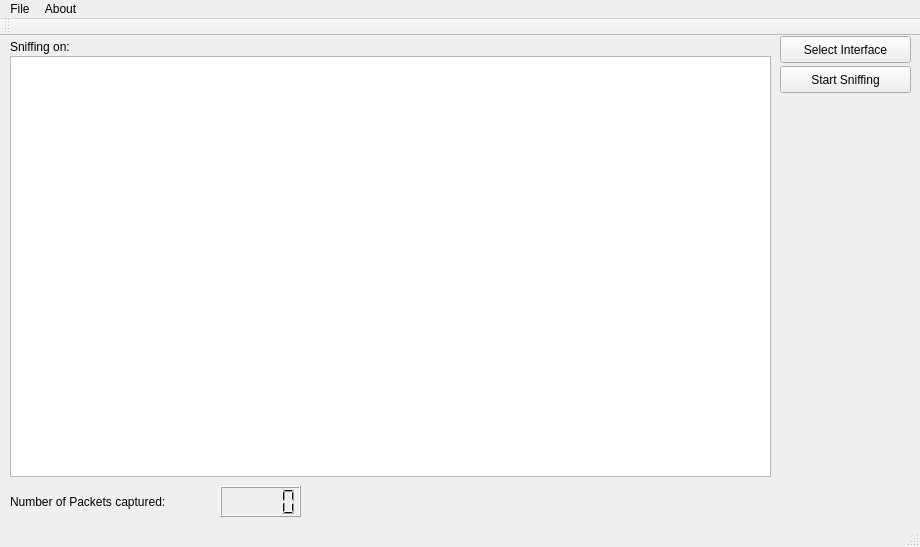
Above: gui/mainwindow.ui from RandomUser22/Sniffer before the change. Below: the same form after it.
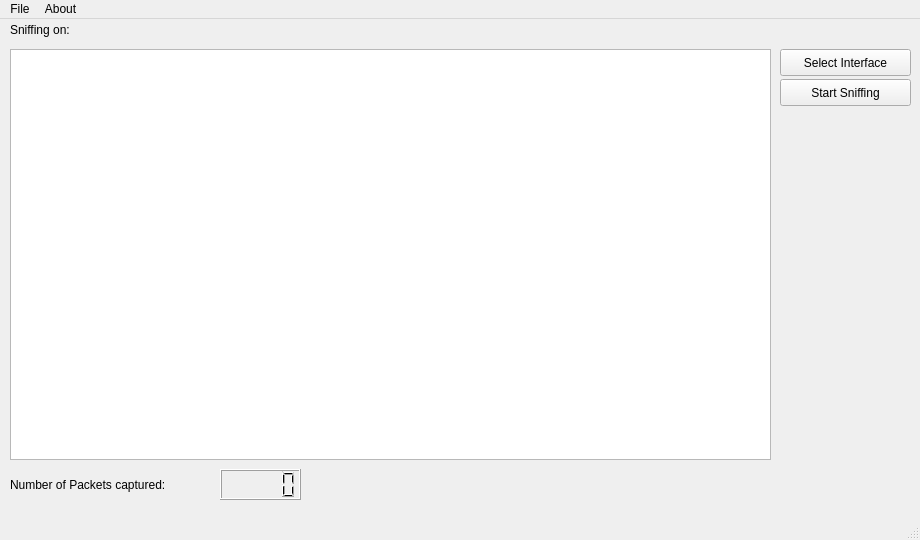
That is the form after the change.

Diff of the .ui file:
```diff
--- a/gui/mainwindow.ui
+++ b/gui/mainwindow.ui
@@ -7,7 +7,7 @@
     <x>0</x>
     <y>0</y>
     <width>920</width>
-    <height>547</height>
+    <height>540</height>
    </rect>
   </property>
   <property name="windowTitle">
@@ -18,7 +18,7 @@
     <property name="geometry">
      <rect>
       <x>780</x>
-      <y>30</y>
+      <y>60</y>
       <width>131</width>
       <height>27</height>
      </rect>
@@ -31,7 +31,7 @@
     <property name="geometry">
      <rect>
       <x>780</x>
-      <y>0</y>
+      <y>30</y>
       <width>131</width>
       <height>27</height>
      </rect>
@@ -79,10 +79,10 @@
    <widget class="QLabel" name="interface_label">
     <property name="geometry">
      <rect>
-      <x>110</x>
+      <x>96</x>
       <y>0</y>
-      <width>67</width>
-      <height>17</height>
+      <width>671</width>
+      <height>20</height>
      </rect>
     </property>
     <property name="text">
@@ -93,9 +93,9 @@
     <property name="geometry">
      <rect>
       <x>10</x>
-      <y>20</y>
+      <y>30</y>
       <width>761</width>
-      <height>421</height>
+      <height>411</height>
      </rect>
     </property>
    </widget>
@@ -125,14 +125,6 @@
    <addaction name="menuFile"/>
    <addaction name="menuAbout"/>
   </widget>
-  <widget class="QToolBar" name="mainToolBar">
-   <attribute name="toolBarArea">
-    <enum>TopToolBarArea</enum>
-   </attribute>
-   <attribute name="toolBarBreak">
-    <bool>false</bool>
-   </attribute>
-  </widget>
   <widget class="QStatusBar" name="statusBar"/>
   <action name="actionNew">
    <property name="text">
```
Left out of the diff: 2 changed lines with no effect on the pictures.
